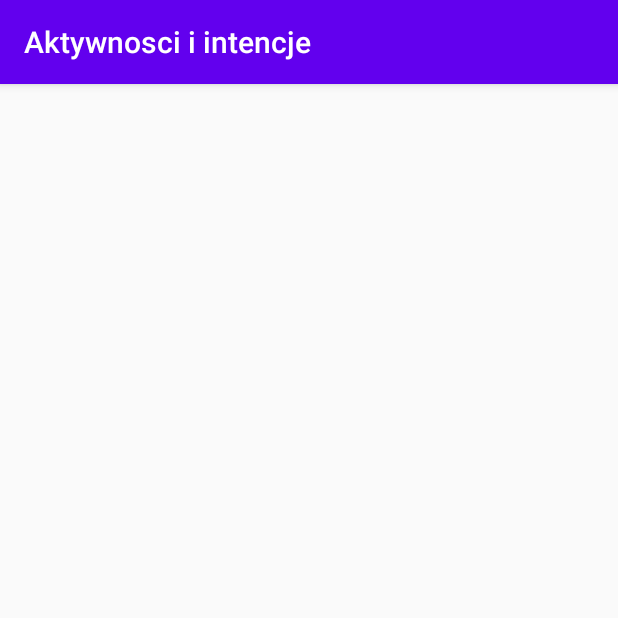
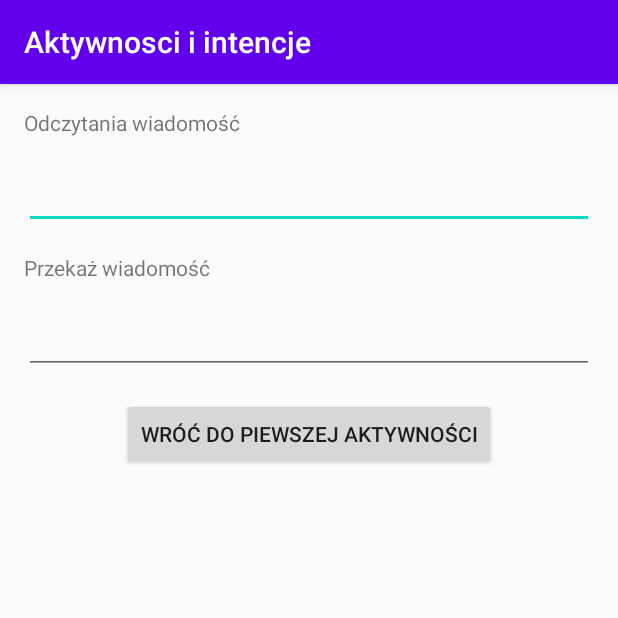
Before and after one commit to jan268/Lab03, an Android app: the DrugaAktywnosc screen opened directly, with no data from a screen before it, on a phone screen of 412 x 824 dp, the top half of it. Run offline under Robolectric (Android 15) with nearby library versions, the phone set to English and light mode, and no system bars.

Commit message:
Druga_Aktywnosc

```diff
--- a/app/src/main/res/layout/activity_druga_aktywnosc.xml
+++ b/app/src/main/res/layout/activity_druga_aktywnosc.xml
@@ -7,4 +7,48 @@
         android:layout_height="match_parent"
         tools:context=".DrugaAktywnosc">
 
+    <TextView
+            android:text="@string/info_odczytana"
+            android:layout_width="wrap_content"
+            android:layout_height="wrap_content" android:id="@+id/informacja3"
+            app:layout_constraintTop_toTopOf="parent"
+            android:layout_marginTop="16dp" app:layout_constraintStart_toStartOf="parent"
+            android:layout_marginStart="16dp"/>
+    <EditText
+            android:layout_width="0dp"
+            android:layout_height="wrap_content"
+            android:inputType="textMultiLine"
+            android:gravity="start|top"
+            android:ems="10"
+            android:id="@+id/wiadomoscOdberanie1"
+            android:layout_marginTop="16dp"
+            app:layout_constraintTop_toBottomOf="@+id/informacja3" app:layout_constraintStart_toStartOf="parent"
+            android:layout_marginStart="16dp" android:layout_marginEnd="16dp"
+            app:layout_constraintEnd_toEndOf="parent"/>
+    <TextView
+            android:text="@string/info_przekaz"
+            android:layout_width="wrap_content"
+            android:layout_height="wrap_content" android:id="@+id/informacja4"
+            android:layout_marginTop="16dp"
+            app:layout_constraintTop_toBottomOf="@+id/wiadomoscOdberanie1" app:layout_constraintStart_toStartOf="parent"
+            android:layout_marginStart="16dp"/>
+    <EditText
+            android:layout_width="0dp"
+            android:layout_height="wrap_content"
+            android:inputType="textMultiLine"
+            android:gravity="start|top"
+            android:ems="10"
+            android:id="@+id/wiadomoscWysylanie1"
+            android:layout_marginTop="16dp"
+            app:layout_constraintTop_toBottomOf="@+id/informacja4" app:layout_constraintStart_toStartOf="parent"
+            android:layout_marginStart="16dp" android:layout_marginEnd="16dp"
+            app:layout_constraintEnd_toEndOf="parent"/>
+    <Button
+            android:text="@string/wroc_do_glownej"
+            android:layout_width="wrap_content"
+            android:layout_height="wrap_content" android:id="@+id/przyciskPowrot"
+            android:layout_marginTop="16dp"
+            app:layout_constraintTop_toBottomOf="@+id/wiadomoscWysylanie1" android:layout_marginEnd="16dp"
+            app:layout_constraintEnd_toEndOf="parent" app:layout_constraintStart_toStartOf="parent"
+            android:layout_marginStart="16dp"/>
 </androidx.constraintlayout.widget.ConstraintLayout>
```
